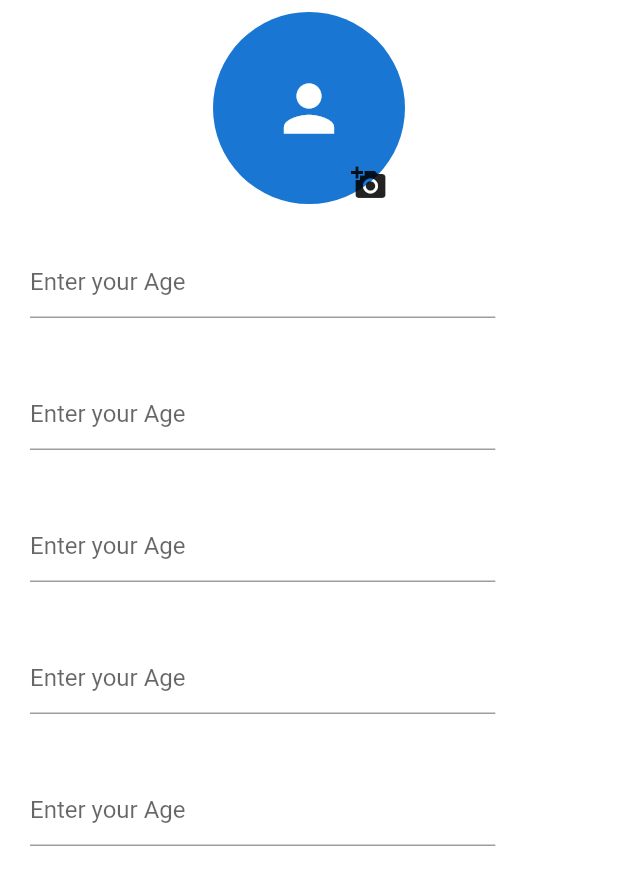
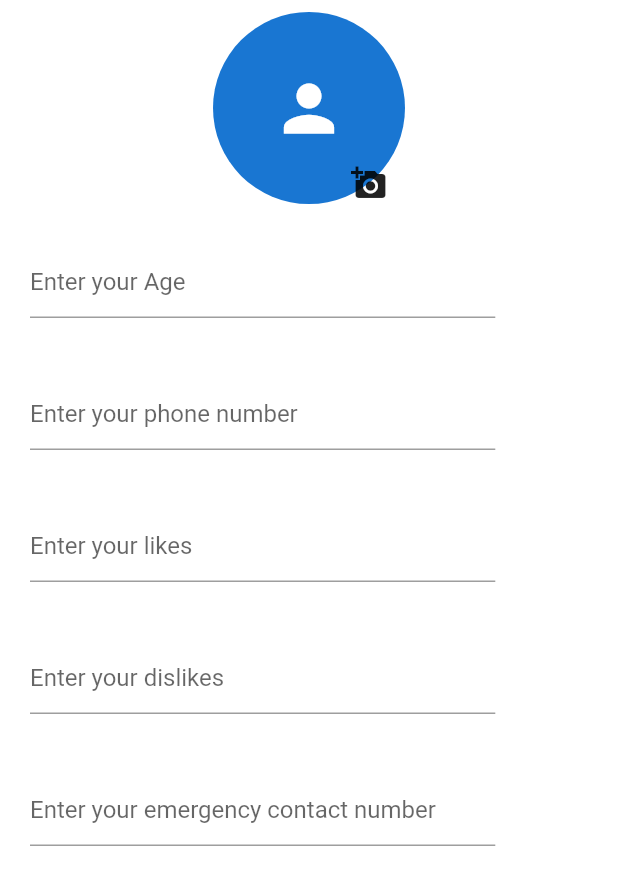
Before and after one commit to gabrielzencha/reminisce_elderly, a Flutter app: the UserInformationScreen screen opened directly, after a tap on the "add a photo" icon, on a phone screen of 412 x 824 dp. Shown: the top 885 px of the screen. Run offline on Flutter 3.47's test engine with Material 2 defaults, Android fonts, the phone set to English and light mode, and no system bars; our stand-ins replace cloud_firestore, firebase_auth, firebase_core, image_picker, shared_preferences; accounts and stored records are empty.

Commit message:
transition to user_information_screen

```diff
--- a/lib/pages/auth/screens/user_information_screen.dart
+++ b/lib/pages/auth/screens/user_information_screen.dart
@@ -1,4 +1,7 @@
+import 'dart:io';
+
 import 'package:flutter/material.dart';
+import 'package:reminisce/common/utils/utils.dart';
 
 class UserInformationScreen extends StatefulWidget {
   UserInformationScreen({Key? key}) : super(key: key);
@@ -8,13 +11,28 @@ class UserInformationScreen extends StatefulWidget {
 }
 
 class _UserInformationScreenState extends State<UserInformationScreen> {
-  final TextEditingController nameController = TextEditingController();
+  final TextEditingController phoneController = TextEditingController();
+  final TextEditingController ageController = TextEditingController();
+  final TextEditingController likesController = TextEditingController();
+  final TextEditingController dislikesController = TextEditingController();
+  final TextEditingController emergencyContactController =TextEditingController();
+  File? image;
   @override
   void dispose() {
-    // TODO: implement dispose
+    super.dispose();
+    phoneController.dispose();
+    ageController.dispose();
+    likesController.dispose();
+    dislikesController.dispose();
+    emergencyContactController.dispose();
+  }
 
-    nameController.dispose();
+  void selectImage ()  async {
+    image = await pickImageFromGallery(context);
+    setState(() {
+    });
   }
+
   @override
   Widget build(BuildContext context) {
     final size = MediaQuery.of(context).size;
@@ -28,18 +46,21 @@ class _UserInformationScreenState extends State<UserInformationScreen> {
                 padding: const EdgeInsets.all(8.0),
                 child: Stack(
                   children: [
-                    const CircleAvatar(
+                    image== null ? const CircleAvatar(
                       radius: 64,
                       child: Icon(
                         Icons.person,
                         size: 50,
                       ),
-                    ),
+                    ):  CircleAvatar(
+                      radius: 64,
+                      backgroundImage: FileImage(image!,),
+                    ) ,
                     Positioned(
                       bottom: -10,
                       left: 80,
                       child: IconButton(
-                          onPressed: () {},
+                          onPressed: selectImage,
                           icon: const Icon(Icons.add_a_photo)),
                     )
                   ],
@@ -49,71 +70,66 @@ class _UserInformationScreenState extends State<UserInformationScreen> {
                 children: [
                   Container(
                       width: size.width * 0.85,
-                    padding:const EdgeInsets.all(20) ,
+                      padding: const EdgeInsets.all(20),
                       child: TextField(
-                      controller: nameController,
+                        controller: ageController,
                         decoration: const InputDecoration(
                           hintText: 'Enter your Age',
                         ),
-
-                    )
-                    )],
+                      ))
+                ],
               ),
               Row(
                 children: [
                   Container(
                       width: size.width * 0.85,
-                    padding:const EdgeInsets.all(20) ,
+                      padding: const EdgeInsets.all(20),
                       child: TextField(
-                      controller: nameController,
+                        controller: phoneController,
                         decoration: const InputDecoration(
-                        hintText: 'Enter your Age',
+                          hintText: 'Enter your phone number',
                         ),
-
-                    )
-                    )],
+                      ))
+                ],
               ),
               Row(
                 children: [
                   Container(
                       width: size.width * 0.85,
-                    padding:const EdgeInsets.all(20) ,
+                      padding: const EdgeInsets.all(20),
                       child: TextField(
-                      controller: nameController,
+                        controller: likesController,
                         decoration: const InputDecoration(
-                        hintText: 'Enter your Age',
+                          hintText: 'Enter your likes',
                         ),
-
-                    )
-                    )],
+                      ))
+                ],
               ),
               Row(
                 children: [
                   Container(
                       width: size.width * 0.85,
-                    padding:const EdgeInsets.all(20) ,
+                      padding: const EdgeInsets.all(20),
                       child: TextField(
-                      controller: nameController,
+                        controller: dislikesController,
                         decoration: const InputDecoration(
-                        hintText: 'Enter your Age',
+                          hintText: 'Enter your dislikes',
                         ),
-
-                    )
-                    )],
+                      ))
+                ],
               ),
               Row(
                 children: [
                   Container(
                       width: size.width * 0.85,
-                    padding:const EdgeInsets.all(20) ,
+                      padding: const EdgeInsets.all(20),
                       child: TextField(
-                      controller: nameController,
+                        controller: emergencyContactController,
                         decoration: const InputDecoration(
-                        hintText: 'Enter your Age',
+                          hintText: 'Enter your emergency contact number',
                         ),
-
-                    )
-                    )],
+                      ))
+                ],
               ),
             ],
           ),
--- a/lib/service/database_service.dart
+++ b/lib/service/database_service.dart
@@ -15,6 +15,16 @@ class DatabaseService {
     return await userCollection.doc(uid).set({
       "fullName": fullName,
       "email": email,
+      "groups": [],
+      "profilePic": "",
+      "uid": uid,
+    });
+  }
+
+  Future savingPersonalData(String age, String phone) async {
+    return await userCollection.doc(uid).set({
+      "age": age,
+      "phone": phone,
       "groups": [],
       "profilePic": "",
       "uid": uid,
```
Lines whose indentation alone changed are shown as unchanged.
